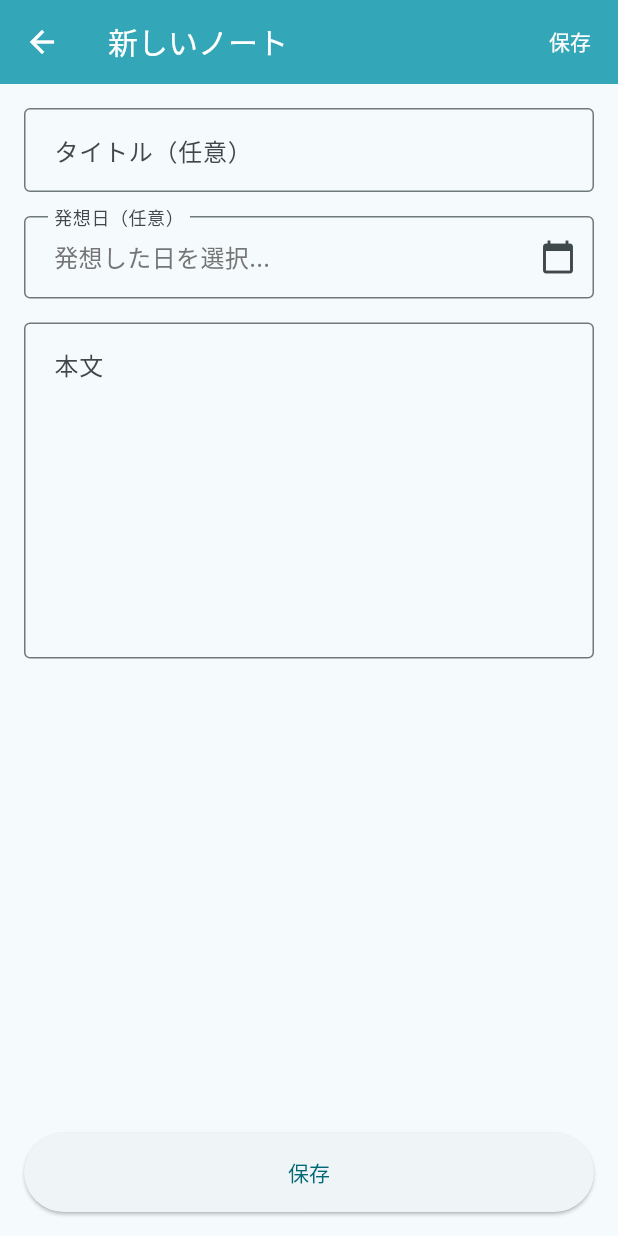
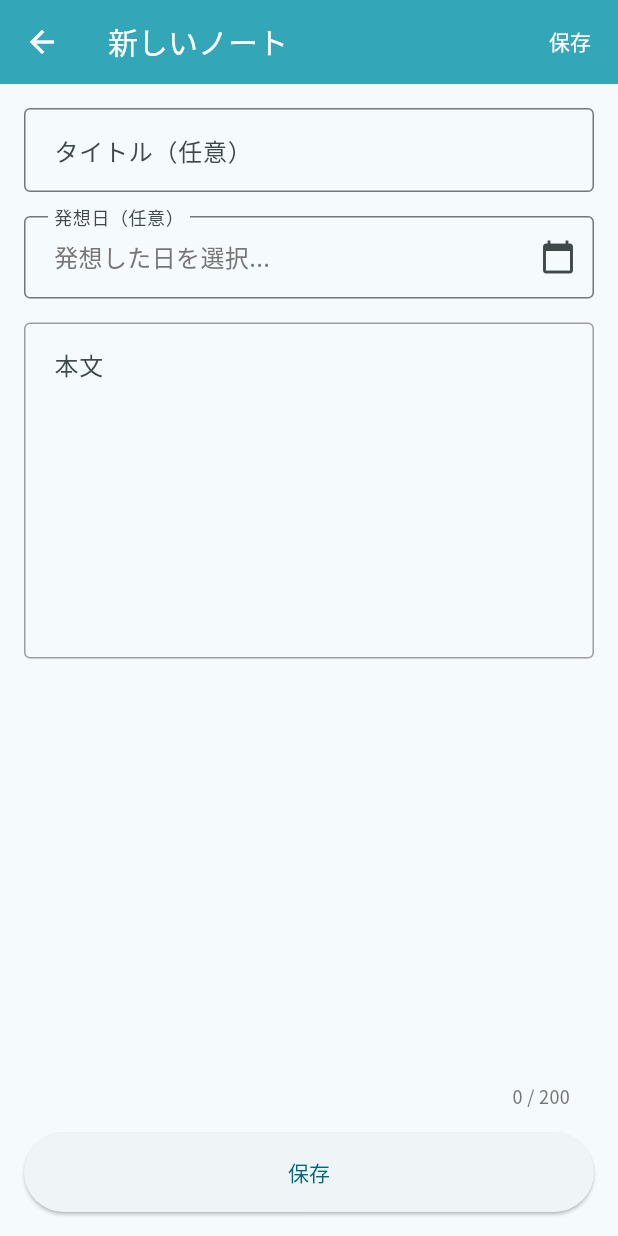
Before and after one commit to itezora-nonoha/logicket, a Flutter app: the NoteEditorScreen screen opened directly, on a phone screen of 412 x 824 dp. Run offline on Flutter 3.47's test engine with Material 3 defaults, Android fonts, the phone set to English and light mode, and no system bars; our stand-ins replace cloud_firestore, firebase_auth, firebase_core, flutter_markdown; accounts and stored records are empty.

Commit message:
feature ノート編集画面の本文入力文字制限を表示（保存は可能のまま）

```diff
--- a/lib/screens/note_editor_screen.dart
+++ b/lib/screens/note_editor_screen.dart
@@ -19,10 +19,13 @@ class NoteEditorScreen extends StatefulWidget {
 }
 
 class _NoteEditorScreenState extends State<NoteEditorScreen> {
+  static const int _maxContentLength = 200;
+
   late TextEditingController _titleController;
   late TextEditingController _contentController;
   DateTime? _inspirationDate;
   bool _isLoading = false;
+  int _currentContentLength = 0;
 
   @override
   void initState() {
@@ -33,6 +36,7 @@ class _NoteEditorScreenState extends State<NoteEditorScreen> {
 
     // 初期テキストを保存
     _previousText = _contentController.text;
+    _currentContentLength = _contentController.text.length;
 
     // テキスト変更リスナーを追加
     _contentController.addListener(_onTextChanged);
@@ -52,6 +56,11 @@ class _NoteEditorScreenState extends State<NoteEditorScreen> {
     final currentText = _contentController.text;
     final selection = _contentController.selection;
 
+    // 文字数を更新
+    setState(() {
+      _currentContentLength = currentText.length;
+    });
+
     // テキストが変更され、改行が追加されたかチェック
     if (currentText.length > _previousText.length &&
         currentText.endsWith('\n') &&
@@ -68,12 +77,17 @@ class _NoteEditorScreenState extends State<NoteEditorScreen> {
       // 前の行が箇条書き形式（"- "で始まる）かチェック
       if (previousLine.startsWith('- ')) {
         // 箇条書きマーカーを自動挿入
-        final newText = '${currentText}- ';
+        final newText = '$currentText- ';
 
         _contentController.text = newText;
         _contentController.selection = TextSelection.collapsed(
           offset: newText.length,
         );
+
+        // 箇条書きマーカー追加後に文字数を再更新
+        setState(() {
+          _currentContentLength = newText.length;
+        });
       }
     }
 
@@ -215,14 +229,35 @@ class _NoteEditorScreenState extends State<NoteEditorScreen> {
                 keyboardType: TextInputType.multiline,
                 textInputAction: TextInputAction.newline,
                 textCapitalization: TextCapitalization.none,
-                decoration: const InputDecoration(
+                decoration: InputDecoration(
                   labelText: '本文',
                   // hintText: 'マークダウンでノートを書いてください...\n\n[[ノートID]] でリンクを作成できます',
                   hintText: 'マークダウン記法が使用できます',
-                  border: OutlineInputBorder(),
-                  labelStyle: TextStyle(fontFamily: 'NotoSansJP'),
-                  hintStyle: TextStyle(fontFamily: 'NotoSansJP'),
-                  contentPadding: EdgeInsets.all(16),
+                  border: OutlineInputBorder(
+                    borderSide: BorderSide(
+                      color: _currentContentLength > _maxContentLength
+                          ? Colors.red
+                          : Colors.grey,
+                    ),
+                  ),
+                  enabledBorder: OutlineInputBorder(
+                    borderSide: BorderSide(
+                      color: _currentContentLength > _maxContentLength
+                          ? Colors.red
+                          : Colors.grey,
+                    ),
+                  ),
+                  focusedBorder: OutlineInputBorder(
+                    borderSide: BorderSide(
+                      color: _currentContentLength > _maxContentLength
+                          ? Colors.red
+                          : Theme.of(context).primaryColor,
+                      width: 2.0,
+                    ),
+                  ),
+                  labelStyle: const TextStyle(fontFamily: 'NotoSansJP'),
+                  hintStyle: const TextStyle(fontFamily: 'NotoSansJP'),
+                  contentPadding: const EdgeInsets.all(16),
                   alignLabelWithHint: true,
                 ),
                 // strutStyle: const StrutStyle(
@@ -237,6 +272,27 @@ class _NoteEditorScreenState extends State<NoteEditorScreen> {
                 ),
               ),
             ),
+
+            // 文字数表示
+            Padding(
+              padding: const EdgeInsets.only(top: 4, right: 16),
+              child: Row(
+                mainAxisAlignment: MainAxisAlignment.end,
+                children: [
+                  Text(
+                    '$_currentContentLength / $_maxContentLength',
+                    style: TextStyle(
+                      fontSize: 12,
+                      color: _currentContentLength > _maxContentLength
+                          ? Colors.red
+                          : Colors.grey[600],
+                      fontFamily: 'NotoSansJP',
+                    ),
+                  ),
+                ],
+              ),
+            ),
+
             const SizedBox(height: 16),
             SizedBox(
               width: double.infinity,
```
